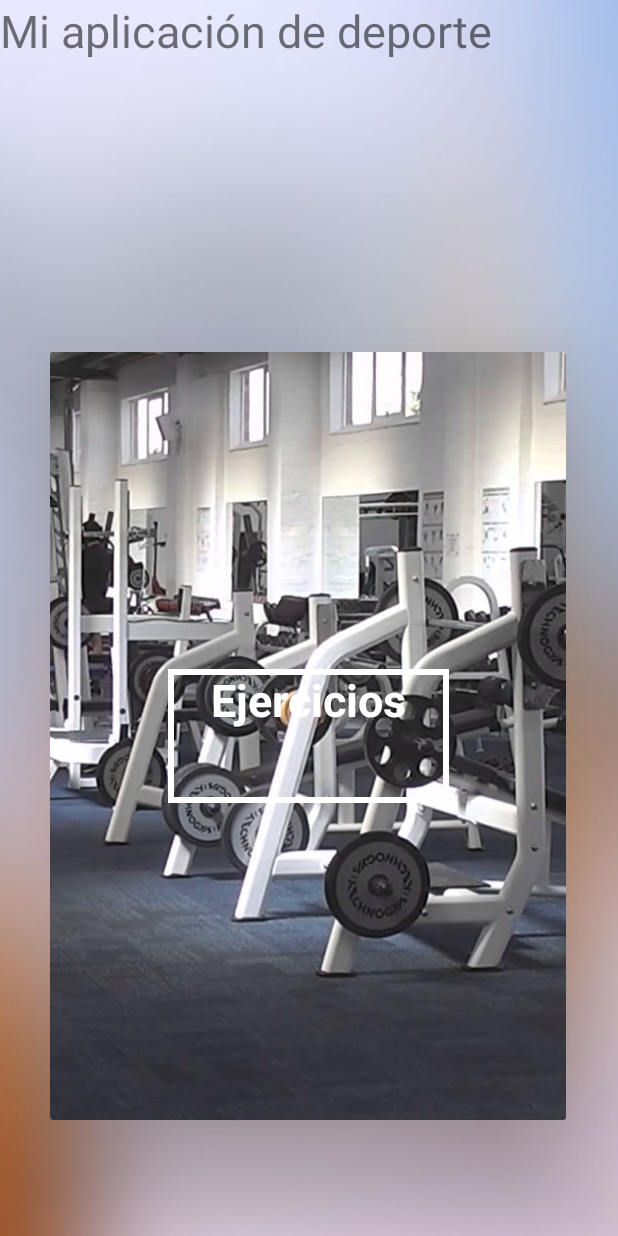
After one commit to anderct105/workit, an Android app: the MenuFragment screen opened through its navigation route, on a phone screen of 412 x 824 dp. The commit adds this screen. Run offline under Robolectric (Android 15) with nearby library versions, the phone set to English and light mode, and no system bars.

Commit message:
Menu hecho con viewpage

```diff
--- a/app/build.gradle
+++ b/app/build.gradle
@@ -33,6 +33,7 @@ dependencies {
     implementation 'androidx.lifecycle:lifecycle-livedata-ktx:2.2.0'
     implementation 'androidx.lifecycle:lifecycle-viewmodel-ktx:2.2.0'
     implementation 'androidx.legacy:legacy-support-v4:1.0.0'
+    implementation 'androidx.viewpager:viewpager:1.0.0'
     def nav_version = "2.3.3"
     // Java language implementation
     implementation "androidx.navigation:navigation-fragment:$nav_version"
--- a/app/src/main/java/ehu/das/workit/LoginFragment.java
+++ b/app/src/main/java/ehu/das/workit/LoginFragment.java
@@ -5,6 +5,8 @@ import android.os.Bundle;
 
 import androidx.annotation.Nullable;
 import androidx.fragment.app.Fragment;
+import androidx.navigation.NavAction;
+import androidx.navigation.Navigation;
 
 import android.view.LayoutInflater;
 import android.view.View;
@@ -35,5 +37,9 @@ public class LoginFragment extends Fragment {
     @Override
     public void onActivityCreated(@Nullable Bundle savedInstanceState) {
         super.onActivityCreated(savedInstanceState);
+        Button login = getActivity().findViewById(R.id.login);
+        login.setOnClickListener(v -> {
+            Navigation.findNavController(v).navigate(R.id.action_loginFragment_to_menuFragment);
+        });
     }
 }
--- /dev/null
+++ b/app/src/main/java/ehu/das/workit/MenuFragment.java
@@ -0,0 +1,97 @@
+package ehu.das.workit;
+
+import android.os.Bundle;
+
+import androidx.annotation.Nullable;
+import androidx.fragment.app.Fragment;
+import androidx.fragment.app.FragmentManager;
+import androidx.fragment.app.FragmentStatePagerAdapter;
+import androidx.viewpager.widget.PagerAdapter;
+import androidx.viewpager.widget.ViewPager;
+import androidx.viewpager2.widget.ViewPager2;
+
+import android.view.LayoutInflater;
+import android.view.View;
+import android.view.ViewGroup;
+
+
+/**
+ * A simple {@link Fragment} subclass.
+ * Use the {@link MenuFragment} factory method to
+ * create an instance of this fragment.
+ */
+public class MenuFragment extends Fragment {
+
+    private static final int NUM_PAGES = 2;
+    private ViewPager mPager;
+    private PagerAdapter pagerAdapter;
+
+    @Override
+    public void onCreate(Bundle savedInstanceState) {
+        super.onCreate(savedInstanceState);
+    }
+
+    @Override
+    public View onCreateView(LayoutInflater inflater, ViewGroup container,
+                             Bundle savedInstanceState) {
+        return inflater.inflate(R.layout.fragment_menu, container, false);
+    }
+
+    @Override
+    public void onActivityCreated(@Nullable Bundle savedInstanceState) {
+        super.onActivityCreated(savedInstanceState);
+        // Instantiate a ViewPager and a PagerAdapter.
+        mPager = (ViewPager) getActivity().findViewById(R.id.viewPage);
+        pagerAdapter = new ScreenSlidePagerAdapter(getActivity().getSupportFragmentManager());
+        mPager.setAdapter(pagerAdapter);
+        mPager.setPageTransformer(true, new ZoomOutPageTransformer());
+        mPager.addOnPageChangeListener(new ViewPager.OnPageChangeListener() {
+            int newPage;
+            int lastPage = NUM_PAGES;
+            public void onPageScrollStateChanged(int state) {
+                if (state == ViewPager.SCROLL_STATE_IDLE) {
+                    if( newPage != lastPage ) {
+                        lastPage = newPage;
+                        if( newPage == 4 )
+                            mPager.setCurrentItem( 1, false );
+                        else if( newPage == 0 )
+                            mPager.setCurrentItem( 3, false );
+                    }
+                }
+            }
+
+            public void onPageScrolled(int position, float positionOffset, int positionOffsetPixels) {
+
+            }
+
+            public void onPageSelected(int position) {
+                newPage = position;
+            }
+        });
+    }
+
+
+    /**
+     * A simple pager adapter that represents 5 ScreenSlidePageFragment objects, in
+     * sequence.
+     */
+    private class ScreenSlidePagerAdapter extends FragmentStatePagerAdapter {
+
+        private int[] images = {R.drawable.gym, R.drawable.rutinas};
+        private String[] nombres = {"Ejercicios", "Rutinas"};
+        public ScreenSlidePagerAdapter(FragmentManager fm) {
+            super(fm);
+        }
+
+        @Override
+        public Fragment getItem(int position) {
+            return new ScreenSlidePageFragment(images[position], nombres[position]);
+        }
+
+
+        @Override
+        public int getCount() {
+            return NUM_PAGES;
+        }
+    }
+}
--- /dev/null
+++ b/app/src/main/java/ehu/das/workit/ScreenSlidePageFragment.java
@@ -0,0 +1,34 @@
+package ehu.das.workit;
+
+import android.media.Image;
+import android.os.Bundle;
+import android.view.LayoutInflater;
+import android.view.View;
+import android.view.ViewGroup;
+import android.widget.ImageView;
+import android.widget.TextView;
+
+import androidx.fragment.app.Fragment;
+
+public class ScreenSlidePageFragment extends Fragment {
+
+    private int imagen;
+    private String nombre;
+
+    public ScreenSlidePageFragment(int image, String nombre) {
+        this.imagen = image;
+        this.nombre = nombre;
+    }
+
+    @Override
+        public View onCreateView(LayoutInflater inflater, ViewGroup container,
+                                 Bundle savedInstanceState) {
+            ViewGroup rootView = (ViewGroup) inflater.inflate(
+                    R.layout.single_slide, container, false);
+            ImageView i = rootView.findViewById(R.id.imagenOpcion);
+            i.setImageResource(imagen);
+            TextView tv = rootView.findViewById(R.id.nombreOpcion);
+            tv.setText(nombre);
+            return rootView;
+        }
+}
--- /dev/null
+++ b/app/src/main/java/ehu/das/workit/ZoomOutPageTransformer.java
@@ -0,0 +1,44 @@
+package ehu.das.workit;
+
+import android.view.View;
+
+import androidx.viewpager.widget.ViewPager;
+
+public class ZoomOutPageTransformer implements ViewPager.PageTransformer {
+    private static final float MIN_SCALE = 0.85f;
+    private static final float MIN_ALPHA = 0.5f;
+
+    public void transformPage(View view, float position) {
+        int pageWidth = view.getWidth();
+        int pageHeight = view.getHeight();
+
+        if (position < -1) { // [-Infinity,-1)
+            // This page is way off-screen to the left.
+            view.setAlpha(0f);
+
+        } else if (position <= 1) { // [-1,1]
+            // Modify the default slide transition to shrink the page as well
+            float scaleFactor = Math.max(MIN_SCALE, 1 - Math.abs(position));
+            float vertMargin = pageHeight * (1 - scaleFactor) / 2;
+            float horzMargin = pageWidth * (1 - scaleFactor) / 2;
+            if (position < 0) {
+                view.setTranslationX(horzMargin - vertMargin / 2);
+            } else {
+                view.setTranslationX(-horzMargin + vertMargin / 2);
+            }
+
+            // Scale the page down (between MIN_SCALE and 1)
+            view.setScaleX(scaleFactor);
+            view.setScaleY(scaleFactor);
+
+            // Fade the page relative to its size.
+            view.setAlpha(MIN_ALPHA +
+                    (scaleFactor - MIN_SCALE) /
+                            (1 - MIN_SCALE) * (1 - MIN_ALPHA));
+
+        } else { // (1,+Infinity]
+            // This page is way off-screen to the right.
+            view.setAlpha(0f);
+        }
+    }
+}
--- /dev/null
+++ b/app/src/main/res/drawable/textview_style.xml
@@ -0,0 +1,5 @@
+<shape xmlns:android="http://schemas.android.com/apk/res/android"
+    android:shape="rectangle">
+
+    <stroke android:width="6px" android:color="#FFFFFF" />
+</shape>
--- /dev/null
+++ b/app/src/main/res/layout/activity_screen_slide.xml
@@ -0,0 +1,6 @@
+<!-- activity_screen_slide.xml -->
+<android.support.v4.view.ViewPager
+    xmlns:android="http://schemas.android.com/apk/res/android"
+    android:id="@+id/pager"
+    android:layout_width="match_parent"
+    android:layout_height="match_parent" />
--- a/app/src/main/res/layout/fragment_login.xml
+++ b/app/src/main/res/layout/fragment_login.xml
@@ -73,7 +73,7 @@
                     app:layout_constraintVertical_bias="0.371" />
 
                 <androidx.appcompat.widget.AppCompatButton
-                    android:id="@+id/button6"
+                    android:id="@+id/login"
                     android:layout_width="256dp"
                     android:layout_height="54dp"
                     android:background="@drawable/button_style"
--- /dev/null
+++ b/app/src/main/res/layout/fragment_menu.xml
@@ -0,0 +1,44 @@
+<?xml version="1.0" encoding="utf-8"?>
+<FrameLayout xmlns:android="http://schemas.android.com/apk/res/android"
+    xmlns:app="http://schemas.android.com/apk/res-auto"
+    xmlns:tools="http://schemas.android.com/tools"
+    android:layout_width="match_parent"
+    android:layout_height="match_parent"
+    android:background="@drawable/blurry2"
+    tools:context=".MenuFragment">
+
+    <androidx.constraintlayout.widget.ConstraintLayout
+        android:layout_width="match_parent"
+        android:layout_height="match_parent">
+
+        <androidx.cardview.widget.CardView
+            android:layout_width="344dp"
+            android:layout_height="512dp"
+            app:cardElevation="50dp"
+            app:layout_constraintBottom_toBottomOf="parent"
+            app:layout_constraintEnd_toEndOf="parent"
+            app:layout_constraintHorizontal_bias="0.492"
+            app:layout_constraintStart_toStartOf="parent"
+            app:layout_constraintTop_toTopOf="parent"
+            app:layout_constraintVertical_bias="0.753">
+
+            <androidx.viewpager.widget.ViewPager
+                android:id="@+id/viewPage"
+                android:layout_width="match_parent"
+                android:layout_height="match_parent">
+
+            </androidx.viewpager.widget.ViewPager>
+        </androidx.cardview.widget.CardView>
+
+        <TextView
+            android:id="@+id/textView2"
+            android:layout_width="wrap_content"
+            android:layout_height="wrap_content"
+            android:elevation="50dp"
+            android:text="Mi aplicación de deporte"
+            android:textSize="30sp"
+            tools:layout_editor_absoluteX="40dp"
+            tools:layout_editor_absoluteY="74dp" />
+
+    </androidx.constraintlayout.widget.ConstraintLayout>
+</FrameLayout>
--- /dev/null
+++ b/app/src/main/res/layout/single_slide.xml
@@ -0,0 +1,36 @@
+<?xml version="1.0" encoding="utf-8"?>
+<androidx.constraintlayout.widget.ConstraintLayout
+    xmlns:android="http://schemas.android.com/apk/res/android"
+    xmlns:app="http://schemas.android.com/apk/res-auto"
+    xmlns:tools="http://schemas.android.com/tools"
+    android:layout_width="match_parent"
+    android:layout_height="match_parent">
+
+    <ImageView
+        android:id="@+id/imagenOpcion"
+        android:layout_width="match_parent"
+        android:layout_height="match_parent"
+        android:scaleType="centerCrop"
+        app:layout_constraintBottom_toBottomOf="parent"
+        app:layout_constraintEnd_toEndOf="parent"
+        app:layout_constraintStart_toStartOf="parent"
+        app:layout_constraintTop_toTopOf="parent"
+        app:srcCompat="@drawable/background4" />
+
+    <TextView
+        android:id="@+id/nombreOpcion"
+        android:layout_width="187dp"
+        android:layout_height="89dp"
+        android:background="@drawable/textview_style"
+        android:textAlignment="center"
+        android:textColor="#FFFFFF"
+        android:textSize="30sp"
+        android:textStyle="bold"
+        app:flow_horizontalAlign="center"
+        app:flow_verticalAlign="center"
+        app:layout_constraintBottom_toBottomOf="parent"
+        app:layout_constraintEnd_toEndOf="@+id/imagenOpcion"
+        app:layout_constraintStart_toStartOf="parent"
+        app:layout_constraintTop_toTopOf="parent" />
+
+</androidx.constraintlayout.widget.ConstraintLayout>
--- a/app/src/main/res/navigation/nav_graph.xml
+++ b/app/src/main/res/navigation/nav_graph.xml
@@ -9,5 +9,15 @@
         android:id="@+id/loginFragment"
         android:name="ehu.das.workit.LoginFragment"
         android:label="fragment_login"
-        tools:layout="@layout/fragment_login" />
+        tools:layout="@layout/fragment_login" >
+        <action
+            android:id="@+id/action_loginFragment_to_menuFragment"
+            app:destination="@id/menuFragment"
+            app:enterAnim="@anim/fragment_fade_enter" />
+    </fragment>
+    <fragment
+        android:id="@+id/menuFragment"
+        android:name="ehu.das.workit.MenuFragment"
+        android:label="fragment_menu"
+        tools:layout="@layout/fragment_menu" />
 </navigation>
```
Also changed, not shown: app/src/main/res/drawable/gym.jpg (added), app/src/main/res/drawable/rutinas.jpg (added).
